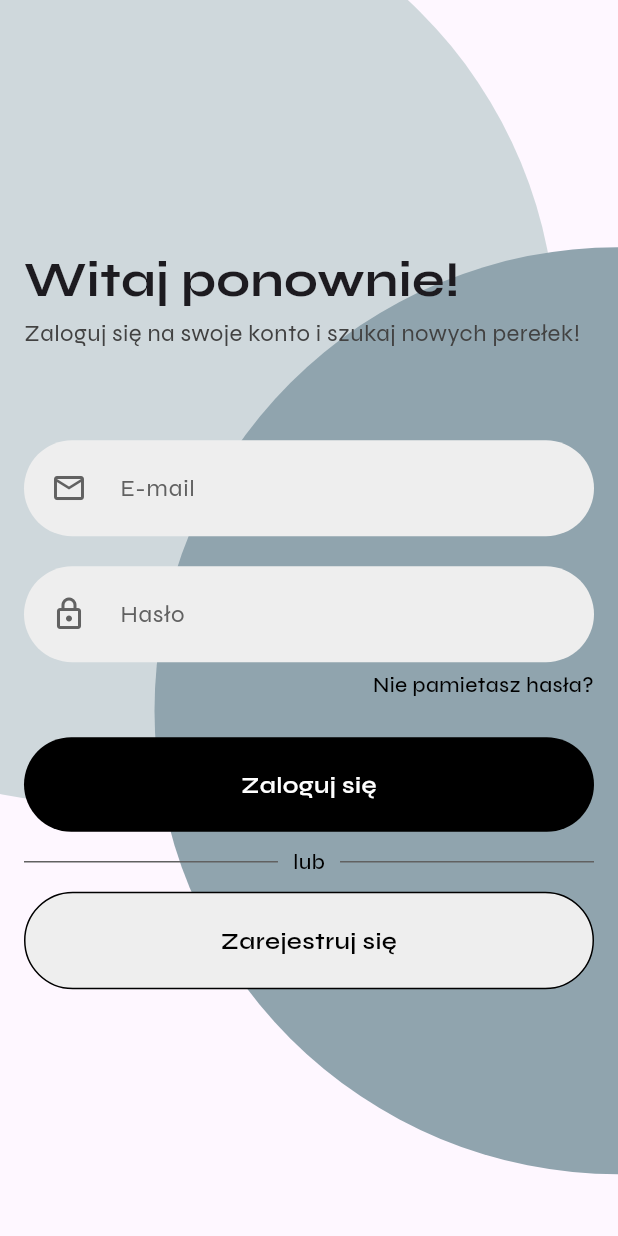
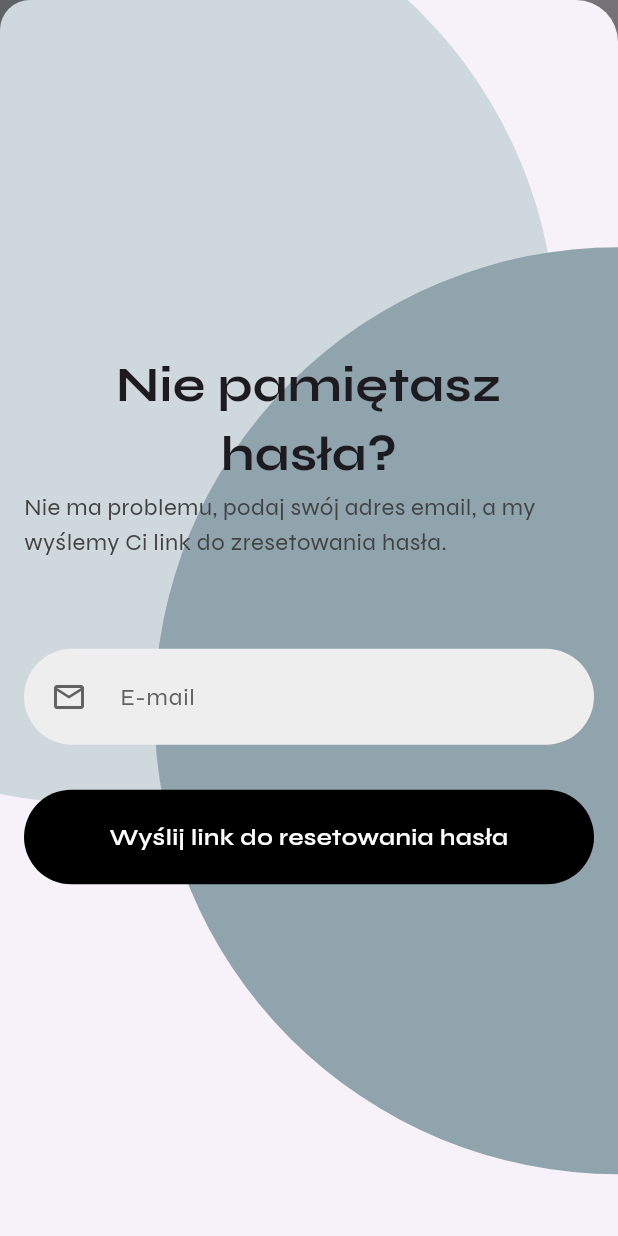
Before and after one commit to sqsiek0/second_hand_app, a Flutter app: the LoginPage widget shown alone on an empty page, opened directly, after a tap on "Nie pamietasz hasła?", on a phone screen of 412 x 824 dp. Run offline on Flutter 3.47's test engine with Material 3 defaults, Android fonts, the phone set to English and light mode, and no system bars; our stand-ins replace bloc, flutter_bloc, google_fonts, supabase_flutter; accounts and stored records are empty; generated files the repository leaves out were written again.

Commit message:
working on password reset

```diff
--- a/lib/app/bloc/app_bloc.dart
+++ b/lib/app/bloc/app_bloc.dart
@@ -19,6 +19,7 @@ class AppBloc extends Bloc<AppEvent, AppState> {
     on<AppLoginUserEvent>(_loginUser);
     on<AppRegisterUserEvent>(_registerUser);
     on<AppLogoutUserEvent>(_logoutUser);
+    on<AppResetPassword>(_resetPassword);
     on<AppResetError>(_resetError);
   }
   final SupabaseFunctions supabaseFunctions;
@@ -118,6 +119,36 @@ class AppBloc extends Bloc<AppEvent, AppState> {
     } catch (e) {}
   }
 
+  Future<void> _resetPassword(
+    AppResetPassword event,
+    Emitter<AppState> emit,
+  ) async {
+    try {
+      emit(state.copyWith(isLoading: true));
+      await supabaseFunctions.resetPassword(email: event.email);
+      emit(
+        state.copyWith(
+          isLoading: false,
+          errorMessage: '',
+        ),
+      );
+    } on AuthException catch (e) {
+      emit(
+        state.copyWith(
+          isLoading: false,
+          errorMessage: e.message,
+        ),
+      );
+    } catch (e) {
+      emit(
+        state.copyWith(
+          isLoading: false,
+          errorMessage: e.toString(),
+        ),
+      );
+    }
+  }
+
   void _resetError(
     AppResetError event,
     Emitter<AppState> emit,
--- a/lib/app/bloc/app_event.dart
+++ b/lib/app/bloc/app_event.dart
@@ -30,6 +30,12 @@ class AppRegisterUserEvent extends AppEvent {
   });
 }
 
+class AppResetPassword extends AppEvent {
+  final String email;
+
+  AppResetPassword({required this.email});
+}
+
 class AppResetError extends AppEvent {}
 
 class AppLogoutUserEvent extends AppEvent {}
--- a/lib/app/services/supabase_functions.dart
+++ b/lib/app/services/supabase_functions.dart
@@ -1,3 +1,4 @@
+import 'package:flutter/foundation.dart';
 import 'package:supabase_flutter/supabase_flutter.dart';
 
 class SupabaseFunctions {
@@ -25,8 +26,14 @@ class SupabaseFunctions {
     await supabaseInstace.auth.signOut();
   }
 
-  static Future<void> resetPassword(String email) async {
-    // Your code here
+  Future<void> resetPassword({required String email}) async {
+    await supabaseInstace.auth.resetPasswordForEmail(
+      email,
+      // redirectTo: 'https://ffftdygzvcrzvmgqrgvq.supabase.co',
+      redirectTo:
+          kIsWeb ? null : 'io.supabase.flutterquickstart://login-callback/',
+    );
+    print('Reset password email sent to $email');
   }
 
   Future<void> refreshToken() async {
--- a/lib/onboarding/view/widgets/login_forget_password.dart
+++ b/lib/onboarding/view/widgets/login_forget_password.dart
@@ -1,10 +1,131 @@
-import 'package:flutter/widgets.dart';
+import 'package:flutter/material.dart';
+import 'package:flutter_bloc/flutter_bloc.dart';
+import 'package:google_fonts/google_fonts.dart';
+import 'package:second_hand_app/app/bloc/app_bloc.dart';
+import 'package:second_hand_app/app/view/widgets/app_textfield.dart';
+import 'package:second_hand_app/onboarding/view/widgets/background_of_page.dart';
 
-class LoginForgetPassword extends StatelessWidget {
+class LoginForgetPassword extends StatefulWidget {
   const LoginForgetPassword({super.key});
 
   @override
+  State<LoginForgetPassword> createState() => _LoginForgetPasswordState();
+}
+
+class _LoginForgetPasswordState extends State<LoginForgetPassword> {
+  late final TextEditingController emailController;
+  final _formKey = GlobalKey<FormState>();
+
+  @override
+  void initState() {
+    super.initState();
+    emailController = TextEditingController();
+  }
+
+  @override
+  void dispose() {
+    emailController.dispose();
+    super.dispose();
+  }
+
+  @override
   Widget build(BuildContext context) {
-    return Container();
+    final currentState = context.watch<AppBloc>().state;
+
+    return BackgroundPage(
+      child: Center(
+        child: SingleChildScrollView(
+          child: Padding(
+            padding: EdgeInsets.only(
+              left: 16,
+              right: 16,
+              bottom: MediaQuery.of(context).viewInsets.bottom,
+            ),
+            child: Column(
+              crossAxisAlignment: CrossAxisAlignment.start,
+              children: [
+                Text(
+                  'Nie pamiętasz hasła?',
+                  textAlign: TextAlign.center,
+                  style: GoogleFonts.syne(
+                    fontSize: 32,
+                    fontWeight: FontWeight.w700,
+                  ),
+                ),
+                Text(
+                  'Nie ma problemu, podaj swój adres email, a my wyślemy Ci link do zresetowania hasła.',
+                  textAlign: TextAlign.left,
+                  style: GoogleFonts.syne(
+                    fontSize: 16,
+                    color: Colors.grey.shade800,
+                    fontWeight: FontWeight.w400,
+                  ),
+                ),
+                const SizedBox(height: 60),
+                Form(
+                  key: _formKey,
+                  child: AppTextField(
+                    hintText: 'E-mail',
+                    icon: const Icon(Icons.email_outlined),
+                    controller: emailController,
+                  ),
+                ),
+                const SizedBox(height: 25),
+                if (currentState.errorMessage.isNotEmpty)
+                  Align(
+                    child: Text(
+                      currentState.errorMessage,
+                      textAlign: TextAlign.center,
+                      style: GoogleFonts.syne(
+                        fontSize: 14,
+                        color: Colors.red.shade700,
+                        fontWeight: FontWeight.w500,
+                      ),
+                    ),
+                  ),
+                const SizedBox(
+                  height: 5,
+                ),
+                InkWell(
+                  onTap: () {
+                    if (_formKey.currentState!.validate()) {
+                      context.read<AppBloc>().add(
+                            AppResetPassword(
+                              email: emailController.text,
+                            ),
+                          );
+                    }
+                  },
+                  child: Opacity(
+                    opacity: currentState.isLoading ? 0.5 : 1.0,
+                    child: Container(
+                      width: double.infinity,
+                      decoration: BoxDecoration(
+                        borderRadius: BorderRadius.circular(100),
+                        color: Colors.black,
+                      ),
+                      child: Padding(
+                        padding: const EdgeInsets.symmetric(
+                          vertical: 20,
+                        ),
+                        child: Text(
+                          'Wyślij link do resetowania hasła',
+                          textAlign: TextAlign.center,
+                          style: GoogleFonts.syne(
+                            color: Colors.white,
+                            fontSize: 16,
+                            fontWeight: FontWeight.w600,
+                          ),
+                        ),
+                      ),
+                    ),
+                  ),
+                ),
+              ],
+            ),
+          ),
+        ),
+      ),
+    );
   }
 }
--- a/lib/onboarding/view/widgets/login_page.dart
+++ b/lib/onboarding/view/widgets/login_page.dart
@@ -4,6 +4,7 @@ import 'package:google_fonts/google_fonts.dart';
 import 'package:second_hand_app/app/bloc/app_bloc.dart';
 import 'package:second_hand_app/app/view/widgets/app_textfield.dart';
 import 'package:second_hand_app/onboarding/view/widgets/background_of_page.dart';
+import 'package:second_hand_app/onboarding/view/widgets/login_forget_password.dart';
 import 'package:second_hand_app/onboarding/view/widgets/login_or_register.dart';
 import 'package:second_hand_app/onboarding/view/widgets/register_page.dart';
 
@@ -97,7 +98,32 @@ class _LoginPageState extends State<LoginPage> {
                           height: 5,
                         ),
                         InkWell(
-                          onTap: () {},
+                          onTap: () {
+                            // Navigator.pop(context);
+                            // Navigator.of(context, rootNavigator: true).push(
+                            //   MaterialPageRoute<dynamic>(
+                            //     builder: (_) => const LoginForgetPassword(),
+                            //   ),
+                            // );
+                            showModalBottomSheet<dynamic>(
+                              context: context,
+                              isScrollControlled: true,
+                              useSafeArea: true,
+                              constraints: BoxConstraints(
+                                minHeight: MediaQuery.of(context).size.height,
+                              ),
+                              builder: (_) => ClipRRect(
+                                borderRadius: const BorderRadius.only(
+                                  topLeft: Radius.circular(20),
+                                  topRight: Radius.circular(20),
+                                ),
+                                child: BlocProvider.value(
+                                  value: context.read<AppBloc>(),
+                                  child: const LoginForgetPassword(),
+                                ),
+                              ),
+                            );
+                          },
                           child: Text(
                             'Nie pamietasz hasła?',
                             textAlign: TextAlign.left,
```
